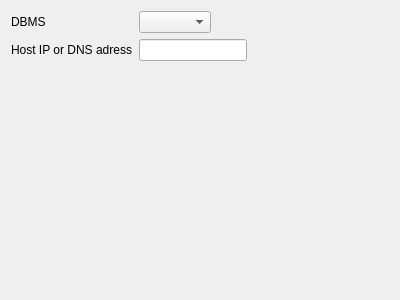
The window that src/wizards/ndw_firstpage.ui (FrenchDilettante/dbmaster) describes before a commit, drawn with Qt 5.
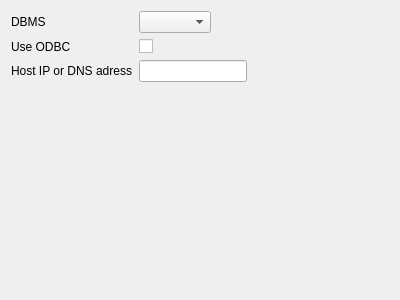
The same window after the commit. Custom widgets are drawn as their Qt base class.

```diff
--- a/src/wizards/ndw_firstpage.ui
+++ b/src/wizards/ndw_firstpage.ui
@@ -36,7 +36,7 @@
    <item row="0" column="1">
     <widget class="DbComboBox" name="dbTypeComboBox"/>
    </item>
-   <item row="1" column="0">
+   <item row="2" column="0">
     <widget class="QLabel" name="label_2">
      <property name="sizePolicy">
       <sizepolicy hsizetype="Expanding" vsizetype="Preferred">
@@ -49,9 +49,23 @@
      </property>
     </widget>
    </item>
-   <item row="1" column="1">
+   <item row="2" column="1">
     <widget class="QLineEdit" name="hostLineEdit"/>
    </item>
+   <item row="1" column="0">
+    <widget class="QLabel" name="label_3">
+     <property name="text">
+      <string>Use ODBC</string>
+     </property>
+    </widget>
+   </item>
+   <item row="1" column="1">
+    <widget class="QCheckBox" name="odbcCheckBox">
+     <property name="text">
+      <string/>
+     </property>
+    </widget>
+   </item>
   </layout>
  </widget>
  <customwidgets>
```
